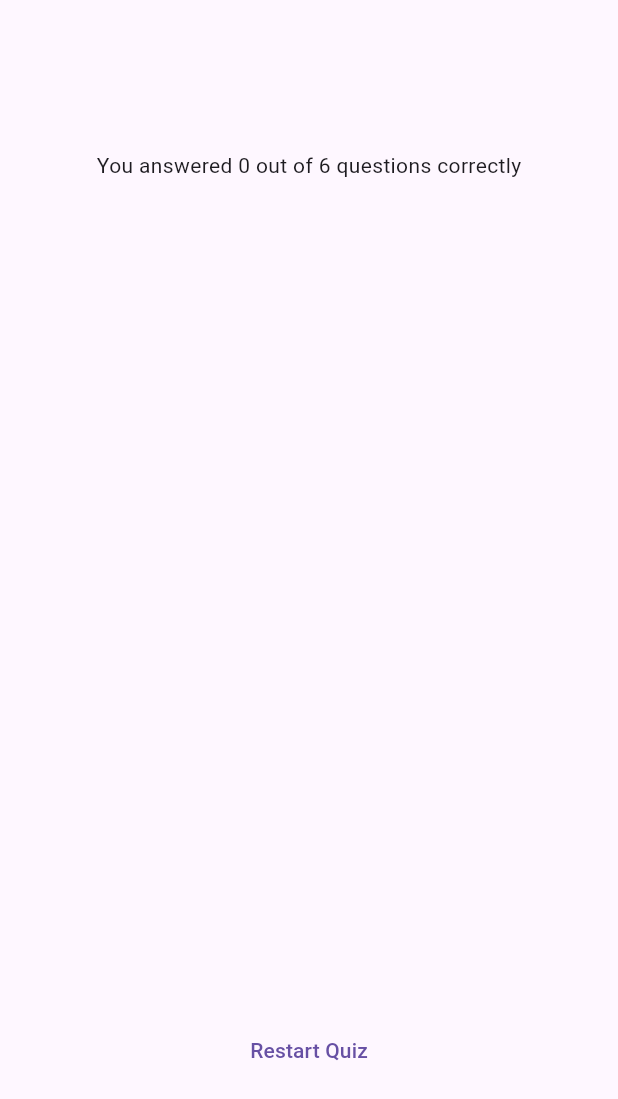
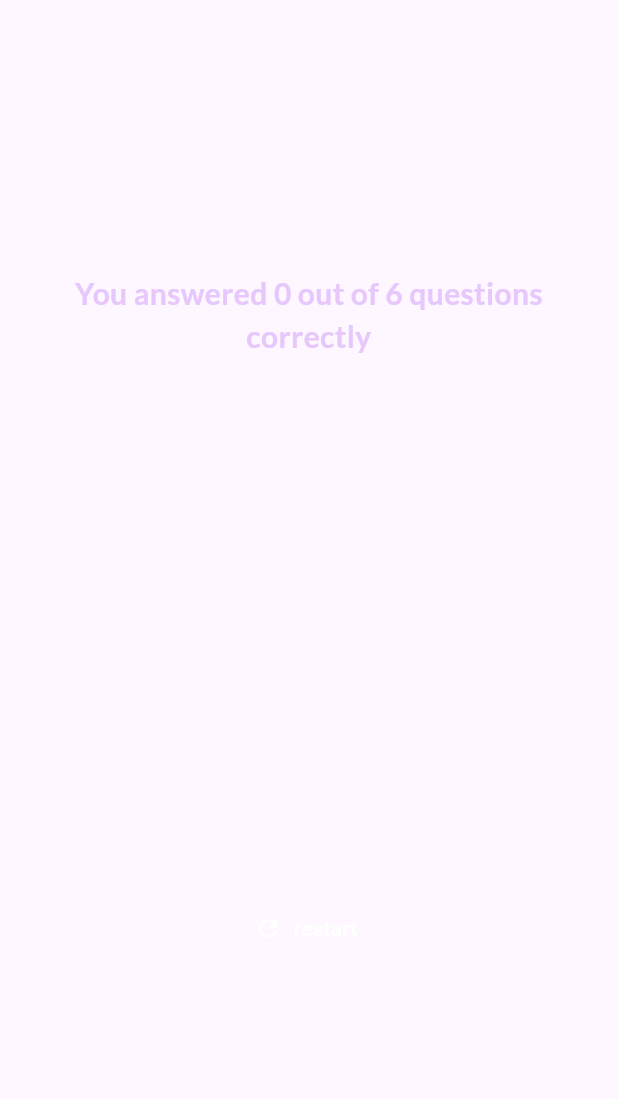
Before and after one commit to tsaransh/QuizApp, a Flutter app: the ResultScreen widget shown alone on an empty page, opened directly with empty values, on a phone screen of 412 x 824 dp. Shown: the top 1099 px of the screen. Run offline on Flutter 3.47's test engine with Material 3 defaults, Android fonts, the phone set to English and light mode, and no system bars; our stand-ins replace google_fonts.

Commit message:
quiz result screen added

```diff
--- /dev/null
+++ b/lib/QuestionSumary/question_summary.dart
@@ -0,0 +1,22 @@
+import 'package:flutter/material.dart';
+import 'package:quiz_app/QuestionSumary/summary_item.dart';
+
+class QuestionSummary extends StatelessWidget {
+  const QuestionSummary({super.key, required this.summary});
+
+  final List<Map<String, Object>> summary;
+
+  @override
+  Widget build(BuildContext context) {
+    return SizedBox(
+      height: 300,
+      child: SingleChildScrollView(
+        child: Column(
+          children: summary.map((data) {
+            return SummaryItem(data);
+          }).toList(),
+        ),
+      ),
+    );
+  }
+}
--- a/lib/result_screen.dart
+++ b/lib/result_screen.dart
@@ -1,11 +1,15 @@
 import 'package:flutter/material.dart';
+import 'package:google_fonts/google_fonts.dart';
 import 'package:quiz_app/data/quiz_questions_data_loader.dart';
-import 'package:quiz_app/question_summary.dart';
+import 'package:quiz_app/QuestionSumary/question_summary.dart';
 
 class ResultScreen extends StatelessWidget {
-  const ResultScreen({Key? key, required this.choosenAnswer}) : super(key: key);
+  const ResultScreen(
+      {super.key, required this.choosenAnswer, required this.restartQuiz});
 
   final List<String> choosenAnswer;
+
+  final void Function() restartQuiz;
 
   List<Map<String, Object>> getResultSummary() {
     final List<Map<String, Object>> summary = [];
@@ -39,11 +43,22 @@ class ResultScreen extends StatelessWidget {
           mainAxisAlignment: MainAxisAlignment.center,
           children: [
             Text(
-                'You answered $correctAnswers out of $numOfQuestions questions correctly'),
+              'You answered $correctAnswers out of $numOfQuestions questions correctly',
+              style: GoogleFonts.lato(
+                  color: const Color.fromARGB(255, 230, 200, 253),
+                  fontSize: 20,
+                  fontWeight: FontWeight.bold),
+              textAlign: TextAlign.center,
+            ),
             const SizedBox(height: 30),
             QuestionSummary(summary: resultSummary),
             const SizedBox(height: 26),
-            TextButton(onPressed: () {}, child: const Text('Restart Quiz'))
+            TextButton.icon(
+              onPressed: restartQuiz,
+              style: TextButton.styleFrom(foregroundColor: Colors.white),
+              icon: const Icon(Icons.refresh),
+              label: const Text('restart'),
+            )
           ],
         ),
       ),
```
Also changed, not shown: lib/QuestionSumary/question_identifier.dart (added, +31 -0 lines), lib/QuestionSumary/summary_item.dart (added, +42 -0 lines), lib/question_summary.dart (deleted, +0 -35 lines), lib/quiz.dart (+9 -1 lines).
